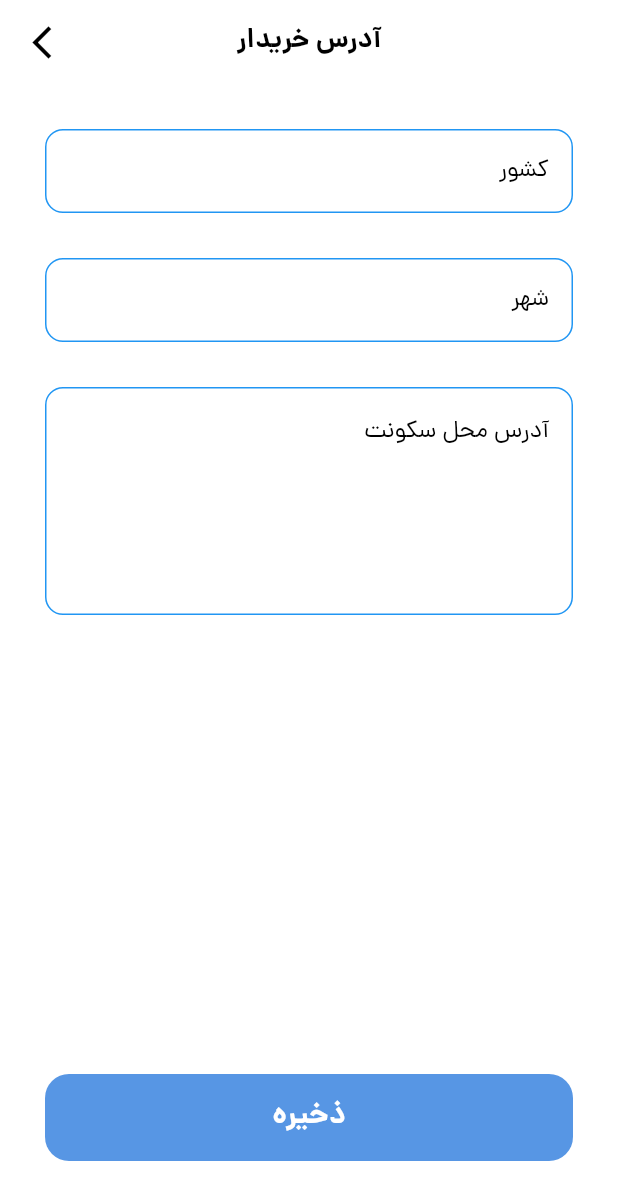
After one commit to ikalafe/store-app, a Flutter app: the ShippingAddressScreen screen opened directly, on a phone screen of 412 x 824 dp. The commit adds this screen. Shown: the top 1200 px of the screen. Run offline on Flutter 3.47's test engine with Material 3 defaults, Android fonts, the phone set to English and light mode, and no system bars; our stand-ins replace cached_network_image, flutter_dotenv, flutter_riverpod, iconsax_flutter, shared_preferences, smooth_page_indicator; accounts and stored records are empty.

Commit message:
Added ShippingAddressScreen for user to input shipping details.
- Implemented form fields for country, city, and residential address.
- Added validation for address input.
- Set up UI layout with proper styling and responsive design.
- Included Save button to store user address.

```diff
--- a/lib/views/screens/detail/screens/checkout_screen.dart
+++ b/lib/views/screens/detail/screens/checkout_screen.dart
@@ -5,6 +5,7 @@ import 'package:mac_store_app/common/utils.dart';
 import 'package:mac_store_app/controllers/order_controller.dart';
 import 'package:mac_store_app/provider/cart_provider.dart';
 import 'package:mac_store_app/provider/user_provider.dart';
+import 'package:mac_store_app/views/screens/detail/screens/shipping_address_screen.dart';
 
 class CheckoutScreen extends ConsumerStatefulWidget {
   const CheckoutScreen({super.key});
@@ -46,9 +47,21 @@ class _CheckoutScreenState extends ConsumerState<CheckoutScreen> {
             Column(
               crossAxisAlignment: CrossAxisAlignment.start,
               children: [
-                Container(
-                  margin:
-                      const EdgeInsets.symmetric(horizontal: 15, vertical: 15),
+                InkWell(
+                  focusColor: Colors.transparent,
+                  splashColor: Colors.transparent,
+                  highlightColor: Colors.transparent,
+                  onTap: () {
+                    Navigator.push(
+                      context,
+                      MaterialPageRoute(
+                        builder: (context) => const ShippingAddressScreen(),
+                      ),
+                    );
+                  },
+                  child: Container(
+                    margin: const EdgeInsets.symmetric(
+                        horizontal: 15, vertical: 15),
                     height: 100,
                     width: deviceHeight,
                     decoration: BoxDecoration(
@@ -81,7 +94,8 @@ class _CheckoutScreenState extends ConsumerState<CheckoutScreen> {
                                 Text(
                                   'استان را وارد کنید',
                                   style: TextStyle(
-                                    fontWeight: FontWeight.w500, fontSize: 12),
+                                      fontWeight: FontWeight.w500,
+                                      fontSize: 12),
                                 ),
                                 SizedBox(
                                   height: 5,
@@ -89,7 +103,8 @@ class _CheckoutScreenState extends ConsumerState<CheckoutScreen> {
                                 Text(
                                   'شهر را وارد کنید',
                                   style: TextStyle(
-                                    fontWeight: FontWeight.w500, fontSize: 12),
+                                      fontWeight: FontWeight.w500,
+                                      fontSize: 12),
                                 )
                               ],
                             ),
@@ -103,6 +118,7 @@ class _CheckoutScreenState extends ConsumerState<CheckoutScreen> {
                           ),
                         )
                       ],
+                    ),
                   ),
                 ),
                 Container(
@@ -225,7 +241,14 @@ class _CheckoutScreenState extends ConsumerState<CheckoutScreen> {
                     focusColor: Colors.transparent,
                     splashColor: Colors.transparent,
                     highlightColor: Colors.transparent,
-                    onTap: () {},
+                    onTap: () {
+                      Navigator.push(
+                        context,
+                        MaterialPageRoute(
+                            builder: (context) =>
+                                const ShippingAddressScreen()),
+                      );
+                    },
                     child: Container(
                       margin: const EdgeInsets.symmetric(
                           horizontal: 30, vertical: 30),
--- /dev/null
+++ b/lib/views/screens/detail/screens/shipping_address_screen.dart
@@ -0,0 +1,156 @@
+import 'package:flutter/material.dart';
+
+class ShippingAddressScreen extends StatefulWidget {
+  const ShippingAddressScreen({super.key});
+
+  @override
+  State<ShippingAddressScreen> createState() => _ShippingAddressScreenState();
+}
+
+class _ShippingAddressScreenState extends State<ShippingAddressScreen> {
+  @override
+  Widget build(BuildContext context) {
+    return Scaffold(
+      backgroundColor: Colors.white.withOpacity(0.96),
+      appBar: AppBar(
+        elevation: 0,
+        leading: ModalRoute.of(context)!.canPop
+            ? IconButton(
+                onPressed: () => Navigator.pop(context),
+                icon: const Icon(
+                  Icons.arrow_back_ios_new,
+                  size: 26,
+                ))
+            : null,
+        title: const Text(
+          'آدرس خریدار',
+          style: TextStyle(fontFamily: 'Dana'),
+        ),
+        centerTitle: true,
+      ),
+      body: Directionality(
+        textDirection: TextDirection.rtl,
+        child: Padding(
+          padding: const EdgeInsets.symmetric(horizontal: 30.0, vertical: 30),
+          child: Column(
+            children: [
+              TextFormField(
+                decoration: InputDecoration(
+                  border: OutlineInputBorder(
+                    borderRadius: BorderRadius.circular(12),
+                  ),
+                  focusedBorder: OutlineInputBorder(
+                    borderRadius: BorderRadius.circular(12.0),
+                    borderSide: BorderSide(
+                      color: Colors.blue.shade900,
+                      width: 2.0,
+                    ),
+                  ),
+                  enabledBorder: OutlineInputBorder(
+                    borderRadius: BorderRadius.circular(12),
+                    borderSide: BorderSide(
+                      color: Colors.blue.shade500,
+                    ),
+                  ),
+                  labelText: 'کشور',
+                  labelStyle: const TextStyle(
+                    color: Colors.black,
+                    fontSize: 16,
+                    fontFamily: 'Dana',
+                    letterSpacing: 0.1,
+                  ),
+                ),
+              ),
+              const SizedBox(
+                height: 30,
+              ),
+              TextFormField(
+                decoration: InputDecoration(
+                  border: OutlineInputBorder(
+                    borderRadius: BorderRadius.circular(12),
+                  ),
+                  focusedBorder: OutlineInputBorder(
+                    borderRadius: BorderRadius.circular(12.0),
+                    borderSide: BorderSide(
+                      color: Colors.blue.shade900,
+                      width: 2.0,
+                    ),
+                  ),
+                  enabledBorder: OutlineInputBorder(
+                    borderRadius: BorderRadius.circular(12),
+                    borderSide: BorderSide(
+                      color: Colors.blue.shade500,
+                    ),
+                  ),
+                  labelText: 'شهر',
+                  labelStyle: const TextStyle(
+                    color: Colors.black,
+                    fontSize: 16,
+                    fontFamily: 'Dana',
+                    letterSpacing: 0.1,
+                  ),
+                ),
+              ),
+              const SizedBox(
+                height: 30,
+              ),
+              TextFormField(
+                keyboardType: TextInputType.multiline,
+                maxLines: 5,
+                decoration: InputDecoration(
+                  border: OutlineInputBorder(
+                    borderRadius: BorderRadius.circular(12),
+                  ),
+                  focusedBorder: OutlineInputBorder(
+                    borderRadius: BorderRadius.circular(12.0),
+                    borderSide: BorderSide(
+                      color: Colors.blue.shade900,
+                      width: 2.0,
+                    ),
+                  ),
+                  enabledBorder: OutlineInputBorder(
+                    borderRadius: BorderRadius.circular(12),
+                    borderSide: BorderSide(
+                      color: Colors.blue.shade500,
+                    ),
+                  ),
+                  label: const Text(
+                    'آدرس محل سکونت',
+                    style: TextStyle(
+                      color: Colors.black,
+                      fontSize: 16,
+                      fontFamily: 'Dana',
+                      letterSpacing: 0.1,
+                    ),
+                  ),
+                  alignLabelWithHint: true,
+                ),
+              ),
+            ],
+          ),
+        ),
+      ),
+      bottomNavigationBar: Padding(
+        padding: const EdgeInsets.symmetric(horizontal: 30, vertical: 50),
+        child: Container(
+          width: MediaQuery.of(context).size.width,
+          height: 58,
+          decoration: BoxDecoration(
+            color: Color(0xff5796E4),
+            borderRadius: BorderRadius.circular(16),
+          ),
+          child: Center(
+            child: Text(
+              'ذخیره',
+              style: TextStyle(
+                fontWeight: FontWeight.bold,
+                color: Colors.white,
+                fontSize: 20,
+              ),
+            ),
+          ),
+        ),
+      ),
+    );
+  }
+}
```
Lines whose indentation alone changed are shown as unchanged.
